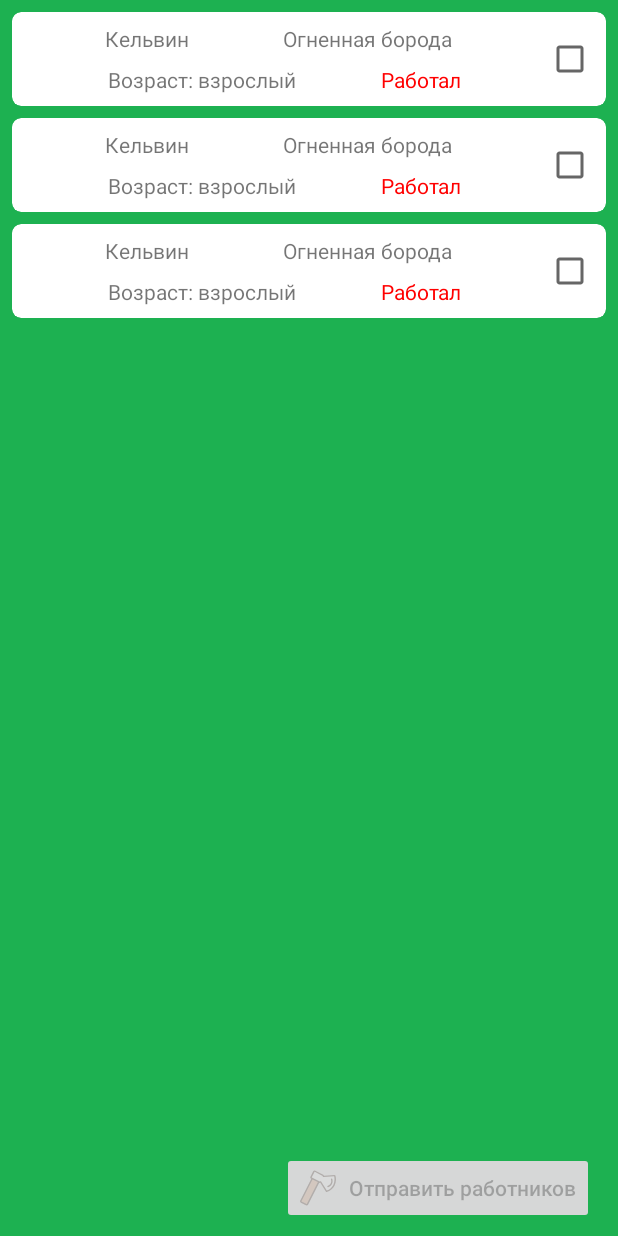
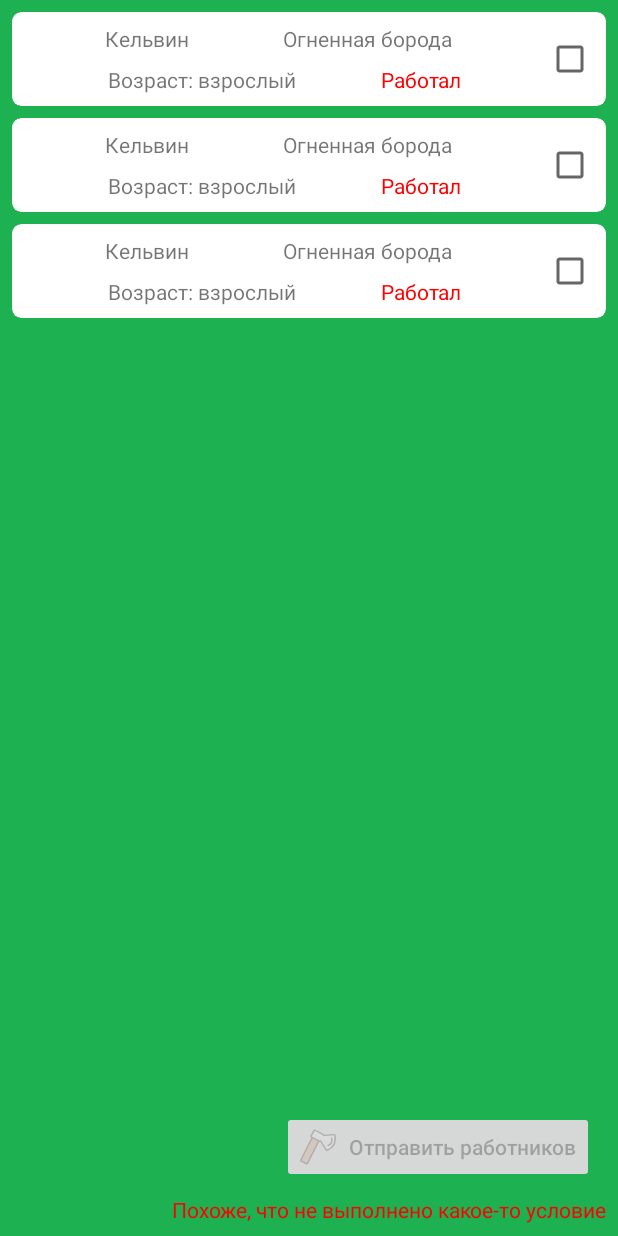
Before and after one commit to AlDtoll/Hutorok, an Android app: the layout fragment_workers.xml on its own in the app's theme, with its tools: preview values and no code run, on a phone screen of 412 x 824 dp. Run offline under Robolectric (Android 15) with nearby library versions, the phone set to English and light mode, and no system bars.

Commit message:
H-48. Execute task button behaviour

```diff
--- a/app/src/main/java/com/example/hutorok/Module.kt
+++ b/app/src/main/java/com/example/hutorok/Module.kt
@@ -105,6 +105,7 @@ val appModule = module {
             get(),
             get(),
             get(),
+            get(),
             get()
         ) as IWorkersViewModel
     }
--- a/app/src/main/java/com/example/hutorok/screen/workers_screen/IWorkersViewModel.kt
+++ b/app/src/main/java/com/example/hutorok/screen/workers_screen/IWorkersViewModel.kt
@@ -20,9 +20,11 @@ interface IWorkersViewModel {
 
     fun isExecuteTaskButtonEnable(): LiveData<Boolean>
 
-    fun clickCheckbox(worker: Worker)
+    fun checkExecuteButton()
 
     fun generalDisableStatus(): LiveData<List<Triple<String, Task.Symbol, Double>>>
 
     fun executeTaskDataResponse(): LiveData<Unit>
+
+    fun isExecuteButtonHintVisible(): LiveData<Boolean>
 }
--- a/app/src/main/res/layout/fragment_workers.xml
+++ b/app/src/main/res/layout/fragment_workers.xml
@@ -31,6 +31,19 @@
             android:text="@string/execute_task_button_text"
             android:textAllCaps="false"
             android:visibility="gone"
+            app:layout_constraintBottom_toTopOf="@id/workersScreenExecuteButtonHint"
+            app:layout_constraintEnd_toEndOf="parent"
+            tools:visibility="visible" />
+
+    <TextView
+            android:id="@+id/workersScreenExecuteButtonHint"
+            android:layout_width="wrap_content"
+            android:layout_height="wrap_content"
+            android:layout_marginEnd="@dimen/padding_small"
+            android:layout_marginBottom="@dimen/padding_small"
+            android:text="Похоже, что не выполнено какое-то условие"
+            android:textColor="@color/red"
+            android:visibility="gone"
             app:layout_constraintBottom_toBottomOf="parent"
             app:layout_constraintEnd_toEndOf="parent"
             tools:visibility="visible" />
```
Also changed, not shown: app/src/main/java/com/example/hutorok/screen/WorkerAdapter.kt (+8 -7 lines), app/src/main/java/com/example/hutorok/screen/workers_screen/WorkersScreen.kt (+9 -7 lines), app/src/main/java/com/example/hutorok/screen/workers_screen/WorkersViewModel.kt (+50 -20 lines).
